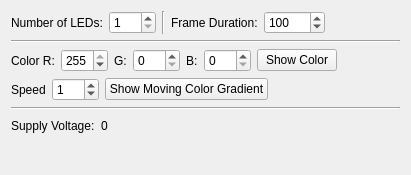
Tinkerforge/brickv, file src/brickv/plugin_system/plugins/led_strip/ui/led_strip.ui: the form before one commit.
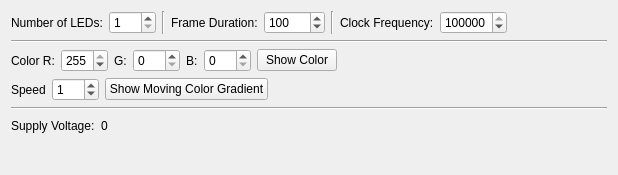
The form after the commit.

Commit message: Add clock frequency gui element

The edit to the form file:
```diff
--- a/src/brickv/plugin_system/plugins/led_strip/ui/led_strip.ui
+++ b/src/brickv/plugin_system/plugins/led_strip/ui/led_strip.ui
@@ -6,7 +6,7 @@
    <rect>
     <x>0</x>
     <y>0</y>
-    <width>411</width>
+    <width>618</width>
     <height>175</height>
    </rect>
   </property>
@@ -60,6 +60,36 @@
        </property>
       </widget>
      </item>
+     <item>
+      <widget class="Line" name="line_4">
+       <property name="orientation">
+        <enum>Qt::Vertical</enum>
+       </property>
+      </widget>
+     </item>
+     <item>
+      <widget class="QLabel" name="label_7">
+       <property name="text">
+        <string>Clock Frequency:</string>
+       </property>
+      </widget>
+     </item>
+     <item>
+      <widget class="QSpinBox" name="box_clock_frequency">
+       <property name="minimum">
+        <number>10000</number>
+       </property>
+       <property name="maximum">
+        <number>2000000</number>
+       </property>
+       <property name="singleStep">
+        <number>100000</number>
+       </property>
+       <property name="value">
+        <number>1666666</number>
+       </property>
+      </widget>
+     </item>
      <item>
       <spacer name="horizontalSpacer">
        <property name="orientation">
```
